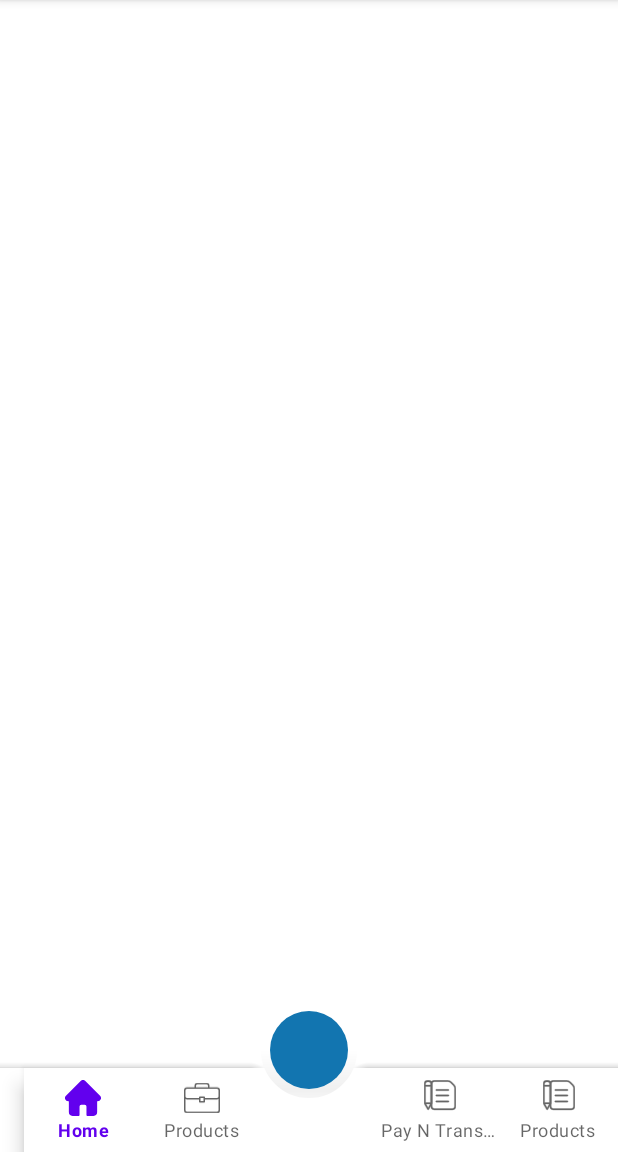
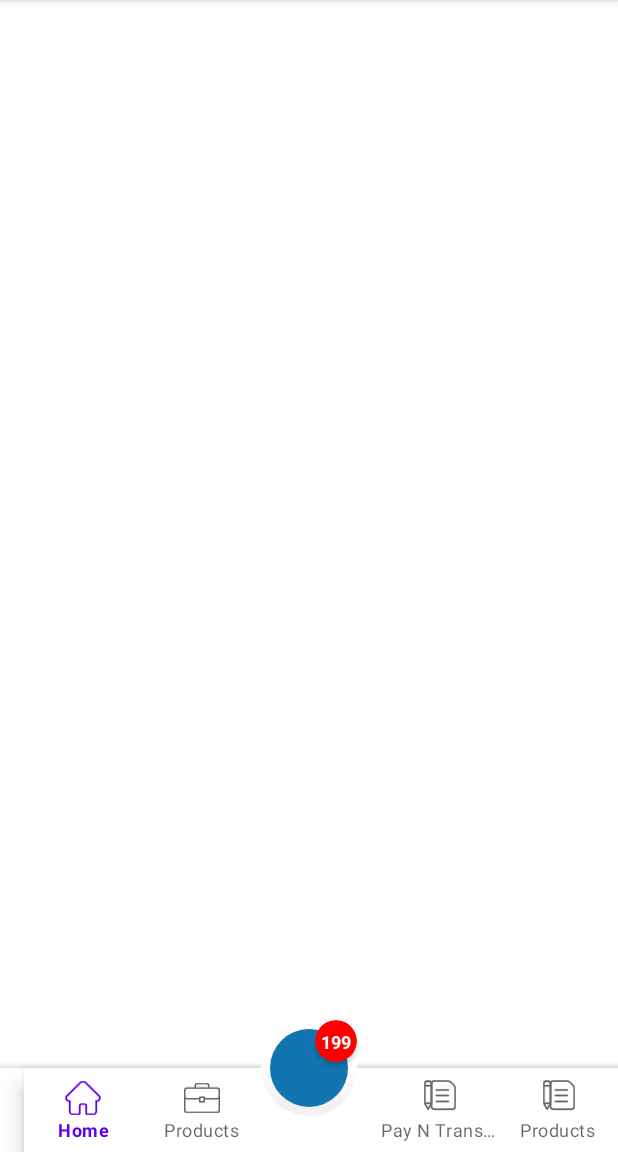
Before and after one commit to AMITAERO7/BottomAppBarWithBadge, an Android app: the screen it shows after launch (MainActivity), on a phone screen of 412 x 824 dp, the part 84-1236 px from its top. Run offline under Robolectric (Android 15) with nearby library versions, the phone set to English and light mode, and no system bars.

Commit message:
notification badge added

```diff
--- a/app/src/main/res/drawable/ic_home.xml
+++ b/app/src/main/res/drawable/ic_home.xml
@@ -1,9 +1,11 @@
 <vector xmlns:android="http://schemas.android.com/apk/res/android"
-    android:width="19.101dp"
-    android:height="19.104dp"
-    android:viewportWidth="19.101"
-    android:viewportHeight="19.104">
+    android:width="20.377dp"
+    android:height="20.103dp"
+    android:viewportWidth="20.377"
+    android:viewportHeight="20.103">
   <path
-      android:pathData="M18.588,8.309h0l-7.793,-7.792a1.758,1.758 0,0 0,-2.487 0l-7.789,7.788 -0.008,0.008a1.758,1.758 0,0 0,1.17 3l0.054,0h0.31v5.734a2.061,2.061 0,0 0,2.058 2.058h3.049a0.56,0.56 0,0 0,0.56 -0.56v-4.5a0.94,0.94 0,0 1,0.939 -0.939h1.8a0.94,0.94 0,0 1,0.939 0.939v4.5a0.56,0.56 0,0 0,0.56 0.56h3.049a2.061,2.061 0,0 0,2.058 -2.058v-5.734h0.288a1.759,1.759 0,0 0,1.245 -3Z"
-      android:fillColor="#1275b0"/>
+      android:strokeWidth="1"
+      android:pathData="M19.226,8.809h0l-7.793,-7.792a1.758,1.758 0,0 0,-2.487 0l-7.789,7.788 -0.008,0.008a1.758,1.758 0,0 0,1.17 3l0.054,0h0.31v5.734a2.061,2.061 0,0 0,2.058 2.058h3.049a0.56,0.56 0,0 0,0.56 -0.56v-4.5a0.94,0.94 0,0 1,0.939 -0.939h1.8a0.94,0.94 0,0 1,0.939 0.939v4.5a0.56,0.56 0,0 0,0.56 0.56h3.049a2.061,2.061 0,0 0,2.058 -2.058v-5.734h0.288a1.759,1.759 0,0 0,1.245 -3Z"
+      android:fillColor="#00000000"
+      android:strokeColor="#444344"/>
 </vector>
--- a/app/src/main/res/layout/activity_main.xml
+++ b/app/src/main/res/layout/activity_main.xml
@@ -12,7 +12,6 @@
         android:id="@+id/bottomAppBar"
         android:layout_width="match_parent"
         android:layout_height="wrap_content"
-        app:fabCradleVerticalOffset="12dp"
         android:layout_gravity="bottom">
 
         <com.google.android.material.bottomnavigation.BottomNavigationView
@@ -23,18 +22,12 @@
 
     </com.google.android.material.bottomappbar.BottomAppBar>
 
-    <com.google.android.material.floatingactionbutton.FloatingActionButton
-        android:id="@+id/fab"
-        app:borderWidth="6dp"
-        app:fabCustomSize="64dp"
-        android:elevation="0dp"
-        app:elevation="0dp"
-        android:backgroundTint="#1275B0"
-        app:backgroundTint="#FFFFFF"
+    <include
         android:layout_width="wrap_content"
         android:layout_height="wrap_content"
-        app:layout_anchor="@id/bottomAppBar" />
-
-
+        app:layout_anchor="@id/bottomAppBar"
+        app:layout_anchorGravity="center_horizontal"
+        layout="@layout/bell"
+        />
 
 </androidx.coordinatorlayout.widget.CoordinatorLayout>
--- /dev/null
+++ b/app/src/main/res/layout/bell.xml
@@ -0,0 +1,52 @@
+<?xml version="1.0" encoding="utf-8"?>
+<androidx.constraintlayout.widget.ConstraintLayout xmlns:android="http://schemas.android.com/apk/res/android"
+    android:layout_width="match_parent"
+    android:layout_height="match_parent"
+    xmlns:app="http://schemas.android.com/apk/res-auto"
+    android:orientation="vertical">
+
+    <com.google.android.material.floatingactionbutton.FloatingActionButton
+        android:id="@+id/fab"
+        app:borderWidth="6dp"
+        android:elevation="0dp"
+        app:elevation="0dp"
+        app:fabCustomSize="64dp"
+        android:backgroundTint="#1275B0"
+        app:backgroundTint="#FFFFFF"
+        android:layout_width="wrap_content"
+        android:layout_height="wrap_content"
+        app:layout_constraintStart_toStartOf="parent"
+        app:layout_constraintTop_toTopOf="parent"/>
+
+    <androidx.cardview.widget.CardView
+        android:layout_width="28dp"
+        android:layout_height="28dp"
+        app:cardBackgroundColor="#FF0000"
+        app:cardCornerRadius="50dp"
+        android:clickable="false"
+        android:elevation="1dp"
+        app:elevation="1dp"
+        app:layout_constraintTop_toTopOf="@id/fab"
+        app:layout_constraintEnd_toEndOf="@id/fab">
+
+        <androidx.constraintlayout.widget.ConstraintLayout
+            android:layout_width="match_parent"
+            android:layout_height="match_parent">
+
+            <TextView
+                android:layout_width="wrap_content"
+                android:layout_height="wrap_content"
+                android:text="199"
+                android:textColor="@color/white"
+                android:textSize="12sp"
+                android:textStyle="bold"
+                app:layout_constraintTop_toTopOf="parent"
+                app:layout_constraintBottom_toBottomOf="parent"
+                app:layout_constraintEnd_toEndOf="parent"
+                app:layout_constraintStart_toStartOf="parent" />
+
+        </androidx.constraintlayout.widget.ConstraintLayout>
+
+    </androidx.cardview.widget.CardView>
+
+</androidx.constraintlayout.widget.ConstraintLayout>
```
